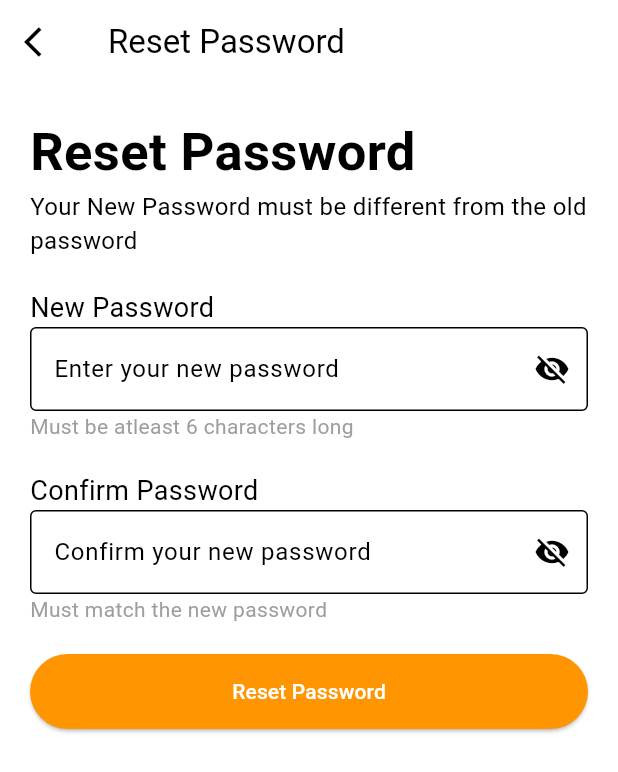
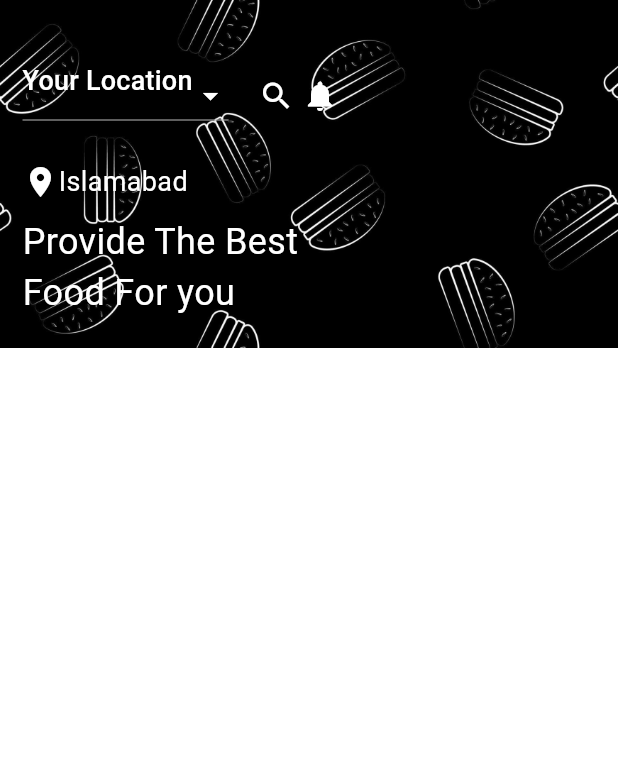
Before and after one commit to 3SyedShayan/account_login, a Flutter app: the screen it shows after launch, on a phone screen of 412 x 824 dp. Shown: the top 772 px of the screen. Run offline on Flutter 3.47's test engine with Material 3 defaults, Android fonts, the phone set to English and light mode, and no system bars; our stand-ins replace firebase_auth, firebase_core; accounts and stored records are empty; Roboto replaces fonts that are missing (Poppins).

Commit message:
Dashboard UI Created

```diff
--- a/lib/main.dart
+++ b/lib/main.dart
@@ -1,4 +1,5 @@
 import 'package:account_login/firebase_options.dart';
+import 'package:account_login/screens/dashboard.dart';
 import 'package:account_login/screens/forgot_password.dart';
 import 'package:account_login/screens/login.dart';
 import 'package:account_login/screens/onboarding.dart';
@@ -52,7 +53,7 @@ class MyApp extends StatelessWidget {
     return MaterialApp(
       theme: theme,
       debugShowCheckedModeBanner: false,
-      home: ResetPasswordScreen(),
+      home: DashboardScreen(),
     );
   }
 }
--- /dev/null
+++ b/lib/screens/dashboard.dart
@@ -0,0 +1,89 @@
+import 'package:flutter/material.dart';
+
+class DashboardScreen extends StatefulWidget {
+  const DashboardScreen({super.key});
+
+  @override
+  State<DashboardScreen> createState() => _DashboardScreenState();
+}
+
+class _DashboardScreenState extends State<DashboardScreen> {
+  List<String> cities = ["Islamabad", "Karachi", "Lahore"];
+  String selectedCity = "Islamabad";
+  @override
+  Widget build(BuildContext context) {
+    return Scaffold(
+      body: Column(
+        children: [
+          Stack(
+            children: [
+              Image.asset("assets/images/fast-food-cover.jpg"),
+              Padding(
+                padding: const EdgeInsets.fromLTRB(15, 20, 10, 10),
+                child: Column(
+                  crossAxisAlignment: CrossAxisAlignment.start,
+                  children: [
+                    SizedBox(height: 20),
+                    Row(
+                      children: [
+                        DropdownButton(
+                          value: selectedCity,
+                          icon: Icon(
+                            Icons.arrow_drop_down,
+                            color: Colors.white,
+                          ),
+                          items: cities.map((String city) {
+                            return DropdownMenuItem(
+                              value: city,
+                              child: Text(city),
+                              onTap: () {},
+                            );
+                          }).toList(),
+                          selectedItemBuilder: (BuildContext context) {
+                            return cities.map((String city) {
+                              return Text(
+                                "Your Location",
+                                style: TextStyle(
+                                  color: Colors.white,
+                                  fontSize: 18,
+                                ),
+                              );
+                            }).toList();
+                          },
+                          onChanged: (value) {
+                            setState(() {
+                              selectedCity = value.toString();
+                            });
+                          },
+                        ),
+                        SizedBox(width: 20),
+                        Icon(Icons.search, color: Colors.white),
+                        SizedBox(width: 5),
+                        Icon(Icons.notifications, color: Colors.white),
+                      ],
+                    ),
+                    SizedBox(height: 20),
+                    Row(
+                      children: [
+                        Icon(Icons.location_on, color: Colors.white),
+                        Text(
+                          selectedCity,
+                          style: TextStyle(color: Colors.white, fontSize: 18),
+                        ),
+                      ],
+                    ),
+                    SizedBox(height: 10),
+                    Text(
+                      "Provide The Best\nFood For you",
+                      style: TextStyle(color: Colors.white, fontSize: 24),
+                    ),
+                  ],
+                ),
+              ),
+            ],
+          ),
+        ],
+      ),
+    );
+  }
+}
--- a/lib/screens/reset_password.dart
+++ b/lib/screens/reset_password.dart
@@ -1,5 +1,11 @@
+import 'dart:ui';
+
 import 'package:account_login/main.dart';
+import 'package:account_login/widgets/password_changed.dart';
+import 'package:firebase_auth/firebase_auth.dart';
 import 'package:flutter/material.dart';
+
+final _firebase = FirebaseAuth.instance;
 
 class ResetPasswordScreen extends StatefulWidget {
   const ResetPasswordScreen({super.key});
@@ -20,14 +26,21 @@ class _ResetPasswordScreenState extends State<ResetPasswordScreen> {
     var isValid = _form.currentState!.validate();
 
     if (isValid) {
-      ScaffoldMessenger.of(
-        context,
-      ).showSnackBar(SnackBar(content: Text('Passwords are valid')));
+      final sendResetEmail = _firebase.sendPasswordResetEmail(
+        email: "shaniessajjad@gmail.com",
+      );
+      // _firebase.confirmPasswordReset(code: code, newPassword: newPassword)
+      print(sendResetEmail);
+      showModalBottomSheet(
+        context: context,
+        builder: (context) => PasswordChanged(),
+      );
       password = pass1.text;
+      // showModalBottomSheet
     } else {
       ScaffoldMessenger.of(
         context,
-      ).showSnackBar(SnackBar(content: Text('Passwords do not match')));
+      ).showSnackBar(SnackBar(content: Text("Passwords are Invalid")));
     }
     print(isValid);
   }
--- a/lib/widgets/password_changed.dart
+++ b/lib/widgets/password_changed.dart
@@ -1,16 +1,17 @@
 import 'package:account_login/screens/login.dart';
 import 'package:flutter/material.dart';
 
-class MyWidget extends StatelessWidget {
-  const MyWidget({super.key});
+class PasswordChanged extends StatelessWidget {
+  const PasswordChanged({super.key});
 
   @override
   Widget build(BuildContext context) {
     return Padding(
       padding: const EdgeInsets.all(20),
       child: Column(
+        mainAxisSize: MainAxisSize.min,
         children: [
-          Image.asset('assets/images/celebration.png', width: 100, height: 100),
+          Image.asset('assets/images/fireworks.png', width: 100, height: 100),
           Text("Password Changed", style: TextStyle(fontSize: 30)),
           Text(
             "Password changed successfully, you can login again with your new credentials",
@@ -25,6 +26,7 @@ class MyWidget extends StatelessWidget {
               );
             },
           ),
+          SizedBox(height: 30),
         ],
       ),
     );
```
Also changed, not shown: assets/images/fast-food-cover.jpg (added), 1 other file.
